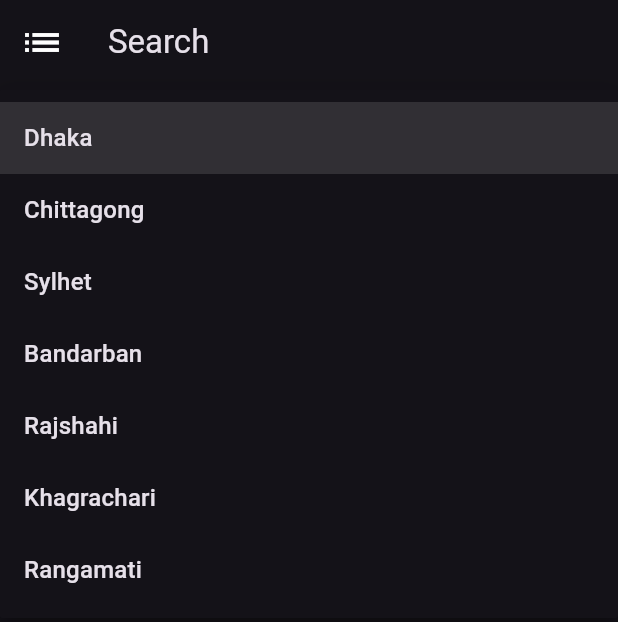
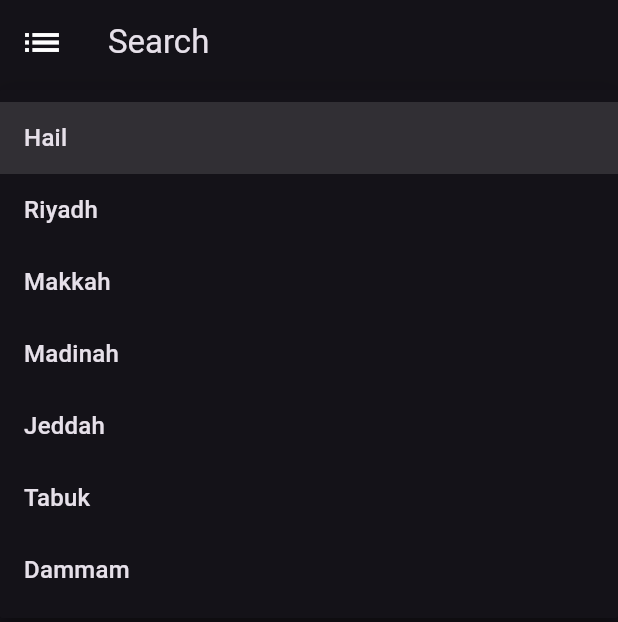
Before and after one commit to WaleedAlaql/bus-reservation-application-frontend, a Flutter app: the SearchPage screen opened directly, after a tap on "Select City", on a phone screen of 412 x 824 dp. Shown: the top 622 px of the screen. Run offline on Flutter 3.47's test engine with Material 3 defaults, Android fonts, the phone set to English and light mode, and no system bars.

Commit message:
Updating Some Values

```diff
--- a/frontend:/bus_reservation_application/lib/main.dart
+++ b/frontend:/bus_reservation_application/lib/main.dart
@@ -1,4 +1,5 @@
 import 'package:flutter/material.dart';
+import 'pages/search_page.dart';
 
 void main() {
   runApp(const MyApp());
@@ -16,9 +17,7 @@ class MyApp extends StatelessWidget {
         primarySwatch: Colors.lightGreen,
         brightness: Brightness.dark,
       ),
-      home: const Scaffold(
-        backgroundColor: Colors.amber,
-      ),
+      home: const SearchPage(),
     );
   }
 }
--- a/frontend:/bus_reservation_application/lib/utils/constants.dart
+++ b/frontend:/bus_reservation_application/lib/utils/constants.dart
@@ -21,21 +21,38 @@ const String routeNameAddSchedulePage = 'add_schedule';
 const String routeNameScheduleListPage = 'schedule_list';
 const String routeNameReservationPage = 'reservation';
 
-
 const cities = [
-  'Dhaka',
-  'Chittagong',
-  'Sylhet',
-  'Bandarban',
-  'Rajshahi',
-  'Khagrachari',
-  'Rangamati',
+  'Hail',
+  'Riyadh',
+  'Makkah',
+  'Madinah',
+  'Jeddah',
+  'Tabuk',
+  'Dammam',
 ];
 
 enum ResponseStatus {
-  SAVED, FAILED, UNAUTHORIZED, AUTHORIZED, EXPIRED, NONE,
+  SAVED,
+  FAILED,
+  UNAUTHORIZED,
+  AUTHORIZED,
+  EXPIRED,
+  NONE,
 }
 
 const busTypes = [busTypeACBusiness, busTypeACEconomy, busTypeNonAc];
 
-const seatLabelList = ['A','B','C','D','E','F','G','H','I','J','K','L'];
+const seatLabelList = [
+  'A',
+  'B',
+  'C',
+  'D',
+  'E',
+  'F',
+  'G',
+  'H',
+  'I',
+  'J',
+  'K',
+  'L'
+];
```
